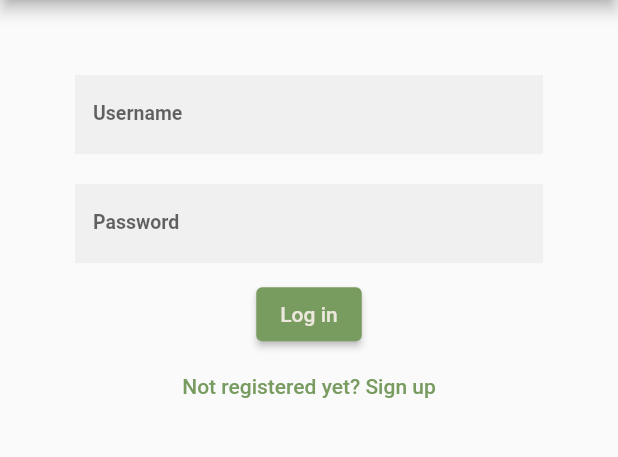
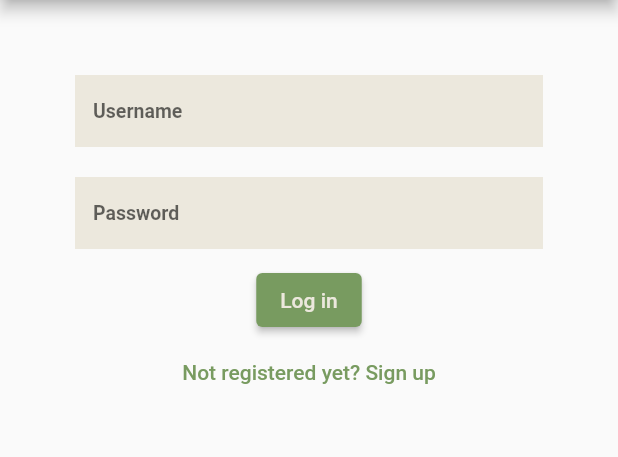
Before and after one commit to m-glock/WasteWise, a Flutter app: the UserPage screen opened directly, on a phone screen of 412 x 824 dp, the part 84-541 px from its top. Run offline on Flutter 3.47's test engine with Material 2 defaults, Android fonts, the phone set to English and light mode, and no system bars; our stand-ins replace cached_network_image, carousel_indicator, carousel_slider, expandable, fl_chart, flutter_map and 8 more; missing offline and left inert: autocomplete_textfield, maps_launcher; accounts and stored records are empty; network calls fail.

Commit message:
fixed render issue, hint text on profile page,

```diff
--- a/lib/presentation/i18n/language_de.dart
+++ b/lib/presentation/i18n/language_de.dart
@@ -47,10 +47,10 @@ class LanguageDe extends Languages {
   @override List<String> get months => ["Jan", "Feb", "Mär", "Apr", "Mai", "Jun", "Jul", "Aug", "Sep", "Okt", "Nov", "Dez"];
 
   // registration/login page
-  @override String get usernameLabel => "Username";
-  @override String get passwordLabel => "Passwort";
-  @override String get emailLabel => "E-Mail";
-  @override String get zipCodeLabel => "Postleitzahl (optional)";
+  @override String get usernameHintText => "Username";
+  @override String get passwordHintText => "Passwort";
+  @override String get emailHintText => "E-Mail";
+  @override String get zipCodeHintText => "Postleitzahl (optional)";
   @override String get signupButtonText => "Registrieren";
   @override String get loginButtonText => "Einloggen";
   @override String get goToLoginButtonText => "Bereits registriert? Zum Login";
--- a/lib/presentation/i18n/language_en.dart
+++ b/lib/presentation/i18n/language_en.dart
@@ -48,10 +48,10 @@ class LanguageEn extends Languages {
   @override List<String> get months => ["Jan", "Feb", "Mar", "Apr", "May", "Jun", "Jul", "Aug", "Sep", "Oct", "Nov", "Dec"];
 
   // registration/login page
-  @override String get usernameLabel => "Username";
-  @override String get passwordLabel => "Password";
-  @override String get zipCodeLabel => "zip code (optional)";
-  @override String get emailLabel => "Email";
+  @override String get usernameHintText => "Username";
+  @override String get passwordHintText => "Password";
+  @override String get zipCodeHintText => "Zip code (optional)";
+  @override String get emailHintText => "Email";
   @override String get signupButtonText => "Sign Up";
   @override String get loginButtonText => "Log in";
   @override String get goToLoginButtonText => "Already registered? Log in";
--- a/lib/presentation/i18n/languages.dart
+++ b/lib/presentation/i18n/languages.dart
@@ -50,10 +50,10 @@ abstract class Languages {
   List<String> get months;
 
   // registration/login page
-  String get usernameLabel;
-  String get emailLabel;
-  String get passwordLabel;
-  String get zipCodeLabel;
+  String get usernameHintText;
+  String get passwordHintText;
+  String get emailHintText;
+  String get zipCodeHintText;
   String get signupButtonText;
   String get loginButtonText;
   String get goToLoginButtonText;
--- a/lib/presentation/pages/profile/user_page.dart
+++ b/lib/presentation/pages/profile/user_page.dart
@@ -34,6 +34,7 @@ class _UserPageState extends State<UserPage> {
             ? ProfileWidget(authenticated: _checkIfAuthenticated)
             : LoginWidget(authenticated: _checkIfAuthenticated),
       ),
+      resizeToAvoidBottomInset: false,
     );
   }
 
--- a/lib/presentation/pages/profile/widgets/login_widget.dart
+++ b/lib/presentation/pages/profile/widgets/login_widget.dart
@@ -43,7 +43,7 @@ class _LoginWidgetState extends State<LoginWidget> {
               padding: const EdgeInsets.all(10),
               child: TextInputWidget(
                   controller: controllerUsername,
-                  label: Languages.of(context)!.usernameLabel,
+                  hintText: Languages.of(context)!.usernameHintText,
                   inputType: TextInputType.text),
             ),
             if (_signup) ...[
@@ -51,14 +51,14 @@ class _LoginWidgetState extends State<LoginWidget> {
                 padding: const EdgeInsets.all(10),
                 child: TextInputWidget(
                     controller: controllerEmail,
-                    label: Languages.of(context)!.emailLabel,
+                    hintText: Languages.of(context)!.emailHintText,
                     inputType: TextInputType.emailAddress),
               ),
               Padding(
                 padding: const EdgeInsets.all(10),
                 child: TextInputWidget(
                     controller: controllerZipCode,
-                    label: Languages.of(context)!.zipCodeLabel,
+                    hintText: Languages.of(context)!.zipCodeHintText,
                     inputType: TextInputType.number),
               ),
             ],
@@ -66,8 +66,8 @@ class _LoginWidgetState extends State<LoginWidget> {
               padding: const EdgeInsets.all(10),
               child: TextInputWidget(
                   isPassword: true,
+                  hintText: Languages.of(context)!.passwordHintText,
                   controller: controllerPassword,
-                  label: Languages.of(context)!.passwordLabel,
                   inputType: TextInputType.text),
             ),
             ElevatedButton(
--- a/lib/presentation/pages/profile/widgets/profile_widget.dart
+++ b/lib/presentation/pages/profile/widgets/profile_widget.dart
@@ -71,8 +71,7 @@ class _ProfileWidgetState extends State<ProfileWidget> {
     ParseFile? avatarPicture = current?.get("avatar_picture");
     double size = MediaQuery.of(context).size.width / 2;
 
-    return Center(
-      child: Column(
+    return Column(
           mainAxisAlignment: MainAxisAlignment.center,
           children: [
             if (current != null)
@@ -192,7 +191,6 @@ class _ProfileWidgetState extends State<ProfileWidget> {
               child: Text(Languages.of(context)!.profileLogoutButtonText),
             ),
           ],
-      ),
     );
   }
 }
--- a/lib/presentation/pages/profile/widgets/text_input_widget.dart
+++ b/lib/presentation/pages/profile/widgets/text_input_widget.dart
@@ -1,18 +1,16 @@
 import 'package:flutter/material.dart';
-
-import '../../../i18n/languages.dart';
 
 class TextInputWidget extends StatelessWidget {
   const TextInputWidget(
       {Key? key,
       this.isPassword = false,
       required this.controller,
-      required this.label,
+      required this.hintText,
       required this.inputType})
       : super(key: key);
 
   final TextEditingController controller;
-  final String label;
+  final String hintText;
   final bool isPassword;
   final TextInputType inputType;
 
@@ -25,9 +23,9 @@ class TextInputWidget extends StatelessWidget {
       textCapitalization: TextCapitalization.none,
       autocorrect: false,
       decoration: InputDecoration(
-        labelText: label,
         filled: true,
-        hintText: Languages.of(context)!.contactPageNameHintText,
+        fillColor: Theme.of(context).colorScheme.surface,
+        hintText: hintText,
         border: InputBorder.none,
       ),
     );
```
Lines whose indentation alone changed are shown as unchanged.
